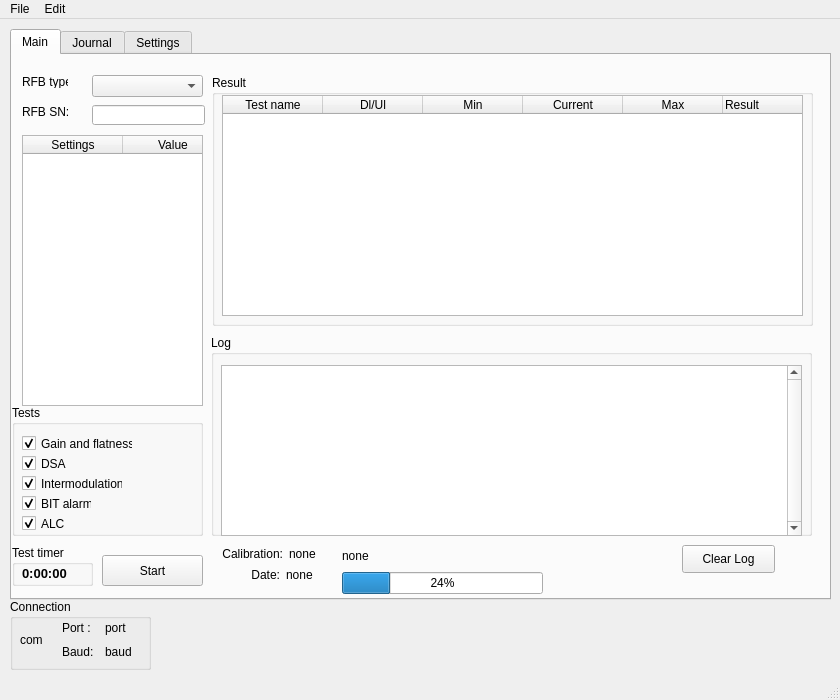
Before: the Qt Designer form Forms/form.ui in Dimagic/rfbcheck, drawn with Qt 5.
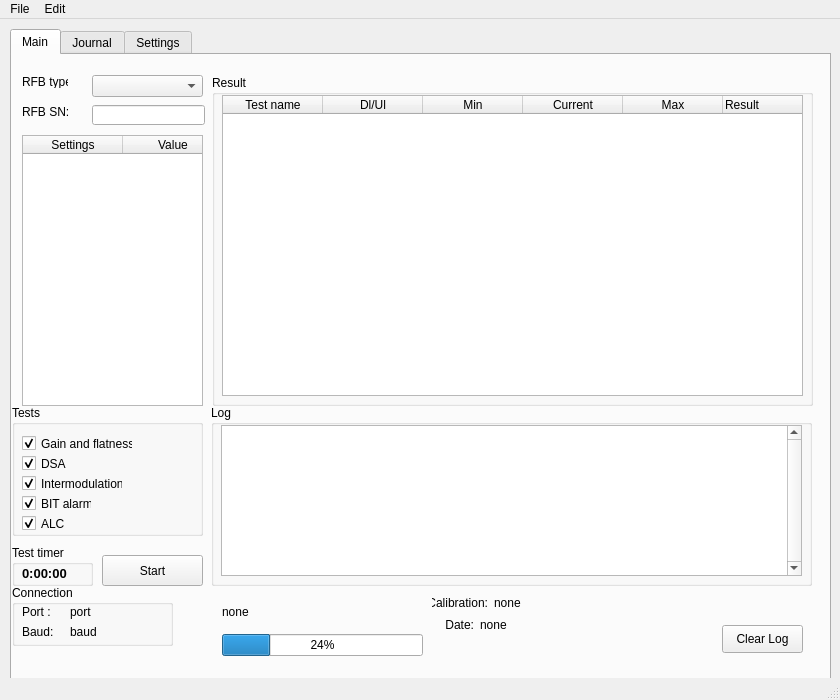
After: the same form once the commit is applied. Icons and pictures are not drawn.

What changed in the file:
```diff
--- a/Forms/form.ui
+++ b/Forms/form.ui
@@ -36,7 +36,7 @@
       <x>10</x>
       <y>10</y>
       <width>821</width>
-      <height>571</height>
+      <height>651</height>
      </rect>
     </property>
     <property name="layoutDirection">
@@ -63,9 +63,9 @@
       <property name="geometry">
        <rect>
         <x>199</x>
-        <y>280</y>
+        <y>350</y>
         <width>601</width>
-        <height>201</height>
+        <height>181</height>
        </rect>
       </property>
       <property name="title">
@@ -75,9 +75,9 @@
        <property name="geometry">
         <rect>
          <x>10</x>
-         <y>30</y>
+         <y>20</y>
          <width>581</width>
-         <height>171</height>
+         <height>151</height>
         </rect>
        </property>
        <property name="autoFillBackground">
@@ -127,9 +127,9 @@
      <widget class="QPushButton" name="clrLogBtn">
       <property name="geometry">
        <rect>
-        <x>670</x>
-        <y>490</y>
-        <width>93</width>
+        <x>710</x>
+        <y>570</y>
+        <width>81</width>
         <height>28</height>
        </rect>
       </property>
@@ -350,7 +350,7 @@
         <x>200</x>
         <y>20</y>
         <width>601</width>
-        <height>251</height>
+        <height>331</height>
        </rect>
       </property>
       <property name="title">
@@ -365,7 +365,7 @@
          <x>10</x>
          <y>20</y>
          <width>581</width>
-         <height>221</height>
+         <height>301</height>
         </rect>
        </property>
        <property name="sizePolicy">
@@ -458,7 +458,7 @@
          <string>Result</string>
         </property>
         <property name="textAlignment">
-         <set>AlignLeading|AlignVCenter</set>
+         <set>AlignLeft|AlignVCenter</set>
         </property>
        </column>
       </widget>
@@ -496,71 +496,13 @@
        </property>
       </widget>
      </widget>
-     <widget class="QWidget" name="layoutWidget">
-      <property name="geometry">
-       <rect>
-        <x>230</x>
-        <y>510</y>
-        <width>81</width>
-        <height>20</height>
-       </rect>
-      </property>
-      <layout class="QHBoxLayout" name="horizontalLayout">
-       <item>
-        <widget class="QLabel" name="label4">
-         <property name="text">
-          <string>Date:</string>
-         </property>
-         <property name="alignment">
-          <set>Qt::AlignRight|Qt::AlignTrailing|Qt::AlignVCenter</set>
-         </property>
-        </widget>
-       </item>
-       <item>
-        <widget class="QLabel" name="dateCalibrLbl">
-         <property name="text">
-          <string>none</string>
-         </property>
-        </widget>
-       </item>
-      </layout>
-     </widget>
      <widget class="QWidget" name="layoutWidget">
       <property name="geometry">
        <rect>
         <x>210</x>
-        <y>490</y>
-        <width>103</width>
-        <height>18</height>
-       </rect>
-      </property>
-      <layout class="QHBoxLayout" name="horizontalLayout_2">
-       <item>
-        <widget class="QLabel" name="label3_2">
-         <property name="text">
-          <string>Calibration:</string>
-         </property>
-         <property name="alignment">
-          <set>Qt::AlignRight|Qt::AlignTrailing|Qt::AlignVCenter</set>
-         </property>
-        </widget>
-       </item>
-       <item>
-        <widget class="QLabel" name="calibrLbl">
-         <property name="text">
-          <string>none</string>
-         </property>
-        </widget>
-       </item>
-      </layout>
-     </widget>
-     <widget class="QWidget" name="layoutWidget">
-      <property name="geometry">
-       <rect>
-        <x>330</x>
-        <y>490</y>
+        <y>540</y>
         <width>201</width>
-        <height>49</height>
+        <height>61</height>
        </rect>
       </property>
       <layout class="QVBoxLayout" name="verticalLayout">
@@ -580,6 +522,123 @@
        </item>
       </layout>
      </widget>
+     <widget class="QGroupBox" name="ConnectionBox">
+      <property name="geometry">
+       <rect>
+        <x>0</x>
+        <y>530</y>
+        <width>161</width>
+        <height>61</height>
+       </rect>
+      </property>
+      <property name="title">
+       <string>Connection</string>
+      </property>
+      <widget class="QWidget" name="layoutWidget_2">
+       <property name="geometry">
+        <rect>
+         <x>10</x>
+         <y>20</y>
+         <width>138</width>
+         <height>34</height>
+        </rect>
+       </property>
+       <layout class="QGridLayout" name="gridLayout_2">
+        <item row="0" column="0">
+         <widget class="QLabel" name="labelPort">
+          <property name="text">
+           <string>Port :</string>
+          </property>
+         </widget>
+        </item>
+        <item row="1" column="0">
+         <widget class="QLabel" name="labelBaud">
+          <property name="text">
+           <string>Baud:</string>
+          </property>
+         </widget>
+        </item>
+        <item row="0" column="1">
+         <widget class="QLabel" name="portLbl">
+          <property name="enabled">
+           <bool>true</bool>
+          </property>
+          <property name="text">
+           <string>port</string>
+          </property>
+         </widget>
+        </item>
+        <item row="1" column="1">
+         <widget class="QLabel" name="baudLbl">
+          <property name="text">
+           <string>baud</string>
+          </property>
+         </widget>
+        </item>
+        <item row="0" column="2" rowspan="2">
+         <widget class="QLabel" name="movie">
+          <property name="text">
+           <string/>
+          </property>
+         </widget>
+        </item>
+       </layout>
+      </widget>
+     </widget>
+     <widget class="QWidget" name="">
+      <property name="geometry">
+       <rect>
+        <x>420</x>
+        <y>540</y>
+        <width>89</width>
+        <height>38</height>
+       </rect>
+      </property>
+      <layout class="QGridLayout" name="gridLayout_3">
+       <item row="0" column="0">
+        <layout class="QHBoxLayout" name="horizontalLayout_2">
+         <item>
+          <widget class="QLabel" name="label3_2">
+           <property name="text">
+            <string>Calibration:</string>
+           </property>
+           <property name="alignment">
+            <set>Qt::AlignRight|Qt::AlignTrailing|Qt::AlignVCenter</set>
+           </property>
+          </widget>
+         </item>
+         <item>
+          <widget class="QLabel" name="calibrLbl">
+           <property name="text">
+            <string>none</string>
+           </property>
+          </widget>
+         </item>
+        </layout>
+       </item>
+       <item row="1" column="0">
+        <layout class="QHBoxLayout" name="horizontalLayout">
+         <item>
+          <widget class="QLabel" name="label4">
+           <property name="text">
+            <string>Date:</string>
+           </property>
+           <property name="alignment">
+            <set>Qt::AlignRight|Qt::AlignTrailing|Qt::AlignVCenter</set>
+           </property>
+          </widget>
+         </item>
+         <item>
+          <widget class="QLabel" name="dateCalibrLbl">
+           <property name="text">
+            <string>none</string>
+           </property>
+          </widget>
+         </item>
+        </layout>
+       </item>
+      </layout>
+     </widget>
     </widget>
     <widget class="QWidget" name="tabJournal">
      <attribute name="title">
@@ -1459,69 +1518,10 @@
      </widget>
     </widget>
    </widget>
-   <widget class="QGroupBox" name="groupBox">
-    <property name="geometry">
-     <rect>
-      <x>10</x>
-      <y>580</y>
-      <width>141</width>
-      <height>71</height>
-     </rect>
-    </property>
-    <property name="title">
-     <string>Connection</string>
-    </property>
-    <widget class="QWidget" name="">
-     <property name="geometry">
-      <rect>
-       <x>10</x>
-       <y>20</y>
-       <width>121</width>
-       <height>41</height>
-      </rect>
-     </property>
-     <layout class="QGridLayout" name="gridLayout_2">
-      <item row="0" column="0" rowspan="2">
-       <widget class="QLabel" name="movie">
-        <property name="text">
-         <string>com</string>
-        </property>
-       </widget>
-      </item>
-      <item row="0" column="1">
-       <widget class="QLabel" name="label">
-        <property name="text">
-         <string>Port :</string>
-        </property>
-       </widget>
-      </item>
-      <item row="0" column="2">
-       <widget class="QLabel" name="portLbl">
-        <property name="enabled">
-         <bool>true</bool>
-        </property>
-        <property name="text">
-         <string>port</string>
-        </property>
-       </widget>
-      </item>
-      <item row="1" column="1">
-       <widget class="QLabel" name="label">
-        <property name="text">
-         <string>Baud:</string>
-        </property>
-       </widget>
-      </item>
-      <item row="1" column="2">
-       <widget class="QLabel" name="baudLbl">
-        <property name="text">
-         <string>baud</string>
-        </property>
-       </widget>
-      </item>
-     </layout>
-    </widget>
-   </widget>
+   <zorder>mainTabWidget</zorder>
+   <zorder>TestPrBar</zorder>
+   <zorder>currTestLbl</zorder>
+   <zorder>ConnectionBox</zorder>
   </widget>
   <widget class="QMenuBar" name="menubar">
    <property name="geometry">
```
Left out of the diff: 2 changed lines with no effect on the pictures.
